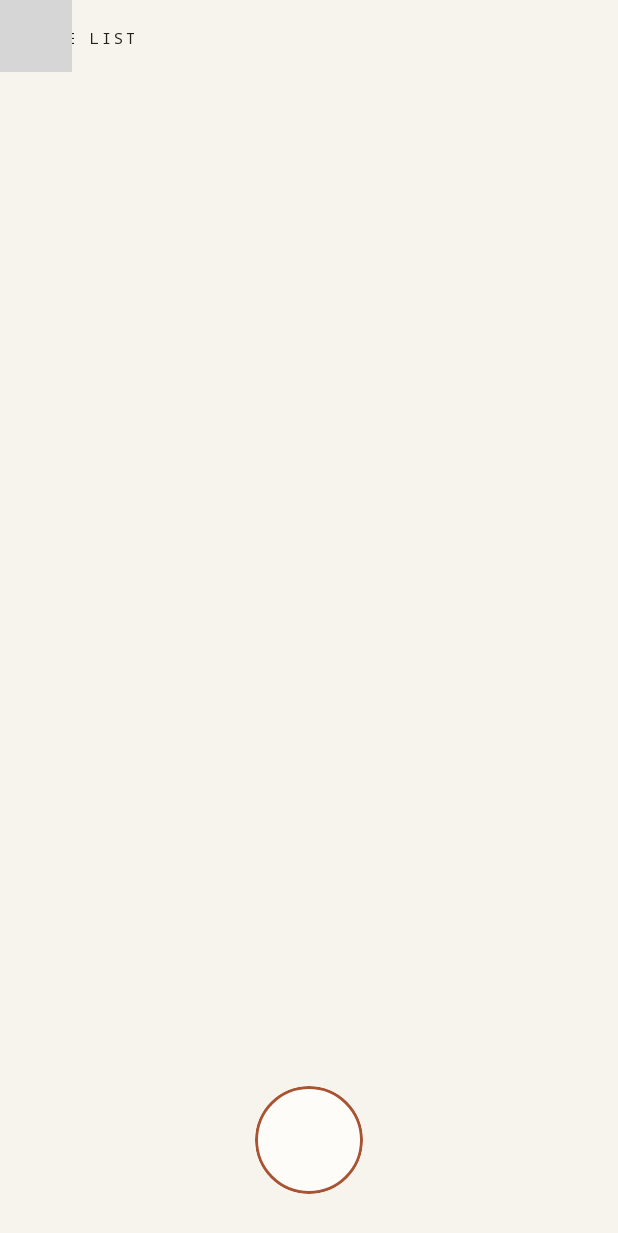
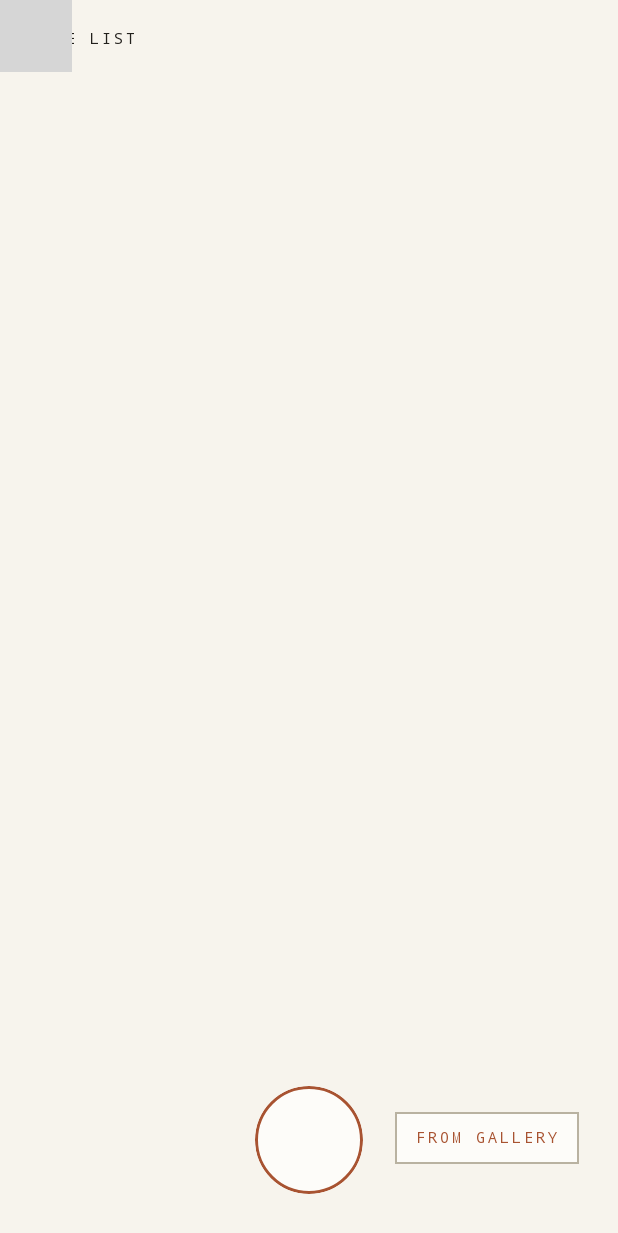
Before and after one commit to StefanWiswedel/Life-List, an Android app built with Jetpack Compose: the screen it shows after launch (MainActivity), on a phone screen of 412 x 824 dp. Shown: the top 1233 px of the screen. Run offline under Robolectric (Android 15) with nearby library versions, the phone set to English and light mode, and no system bars; libraries missing offline, so code that uses them is left out: androidx.camera.core, androidx.camera.lifecycle, androidx.camera.view; 4 statements that could not run were skipped; grey boxes are pictures that could not be loaded.

Commit message:
Load a photo from the gallery, not just the camera
Uses the system photo picker, so there is no gallery permission to ask for and no
access to anything the user did not hand over. Also the only way to test the model
indoors, which today is the point.

One trap worth the comment it now carries: ImageDecoder returns a hardware bitmap by
default, and getPixels throws on those because the pixels are on the GPU. The identifier
reads pixels, so the decode explicitly asks for a software allocation. It would have
failed on the first gallery photo and looked like a model problem.

Co-Authored-By: Claude Opus 5 <noreply@anthropic.com>

```diff
--- a/app/src/main/kotlin/dk/lifelist/app/CameraScreen.kt
+++ b/app/src/main/kotlin/dk/lifelist/app/CameraScreen.kt
@@ -1,6 +1,12 @@
 package dk.lifelist.app
 
 import android.Manifest
+import android.content.Context
+import android.graphics.ImageDecoder
+import android.net.Uri
+import androidx.activity.compose.rememberLauncherForActivityResult
+import androidx.activity.result.PickVisualMediaRequest
+import androidx.activity.result.contract.ActivityResultContracts
 import androidx.camera.core.CameraSelector
 import android.graphics.Bitmap
 import androidx.camera.core.ImageCapture
@@ -51,12 +57,34 @@ import com.google.accompanist.permissions.rememberPermissionState
  * Not verified on hardware: this container has no camera. Treat every line below as unproven
  * until it has run on the Pixel.
  */
+/**
+ * Decode a gallery image to a *software* bitmap.
+ *
+ * `ImageDecoder` hands back a hardware bitmap by default, and `getPixels` throws on those —
+ * the pixels live on the GPU. The identifier reads pixels, so it must be told otherwise.
+ */
+fun decodeSoftware(context: Context, uri: Uri): Bitmap {
+    val source = ImageDecoder.createSource(context.contentResolver, uri)
+    return ImageDecoder.decodeBitmap(source) { decoder, _, _ ->
+        decoder.allocator = ImageDecoder.ALLOCATOR_SOFTWARE
+        decoder.isMutableRequired = false
+    }
+}
+
 @OptIn(ExperimentalPermissionsApi::class)
 @Composable
 fun CameraScreen(onCapture: (Bitmap?) -> Unit, modifier: Modifier = Modifier) {
     val permission = rememberPermissionState(Manifest.permission.CAMERA)
     val capture = remember { mutableStateOf<ImageCapture?>(null) }
     val context = LocalContext.current
+
+    // The system photo picker: no permission, no gallery access, the user hands over one
+    // image and nothing else. Also the only way to test the model on a winter evening.
+    val pick = rememberLauncherForActivityResult(
+        ActivityResultContracts.PickVisualMedia()
+    ) { uri: Uri? ->
+        onCapture(uri?.let { runCatching { decodeSoftware(context, it) }.getOrNull() })
+    }
 
     Box(modifier.fillMaxSize().background(Ink.Bone)) {
         if (permission.status.isGranted) {
@@ -125,6 +153,23 @@ fun CameraScreen(onCapture: (Bitmap?) -> Unit, modifier: Modifier = Modifier) {
             style = Type.field.copy(color = Ink.Ink),
             modifier = Modifier.align(Alignment.TopStart).safeDrawingPadding().padding(20.dp),
         )
+
+        Box(
+            Modifier
+                .align(Alignment.BottomEnd)
+                .safeDrawingPadding()
+                .padding(end = 26.dp, bottom = 48.dp)
+                .background(Ink.Surface)
+                .border(1.dp, Ink.RuleStrong)
+                .clickable {
+                    pick.launch(
+                        PickVisualMediaRequest(ActivityResultContracts.PickVisualMedia.ImageOnly)
+                    )
+                }
+                .padding(horizontal = 14.dp, vertical = 11.dp)
+        ) {
+            Text("FROM GALLERY", style = Type.field.copy(color = Ink.Rust))
+        }
     }
 }
 
```
